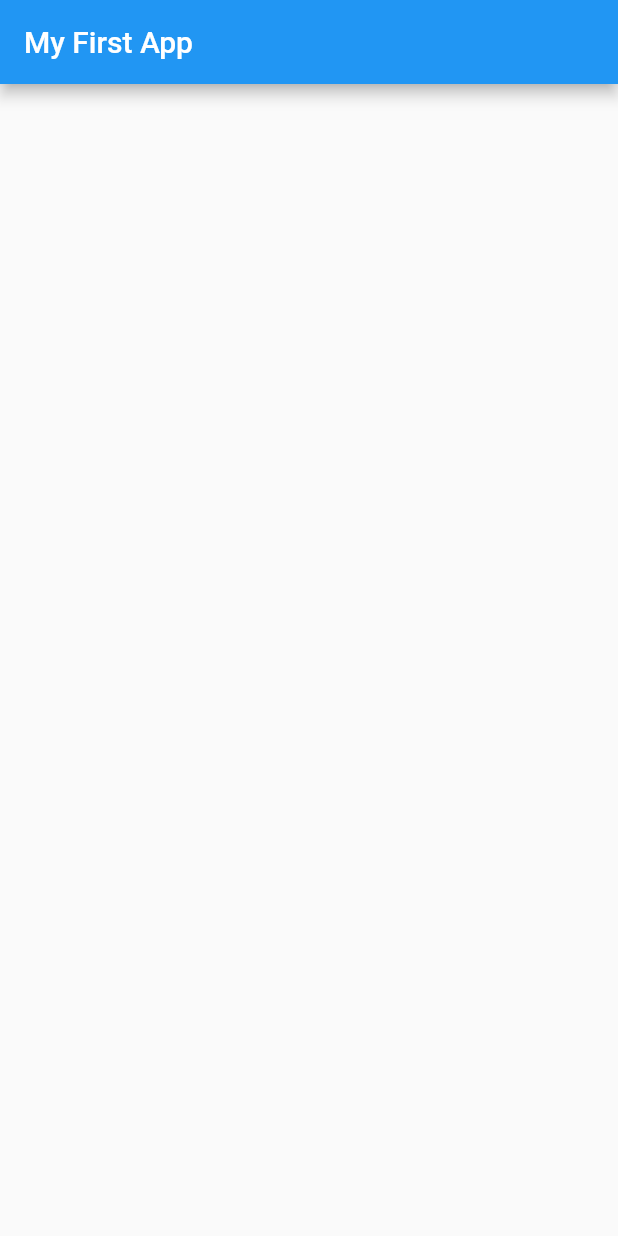
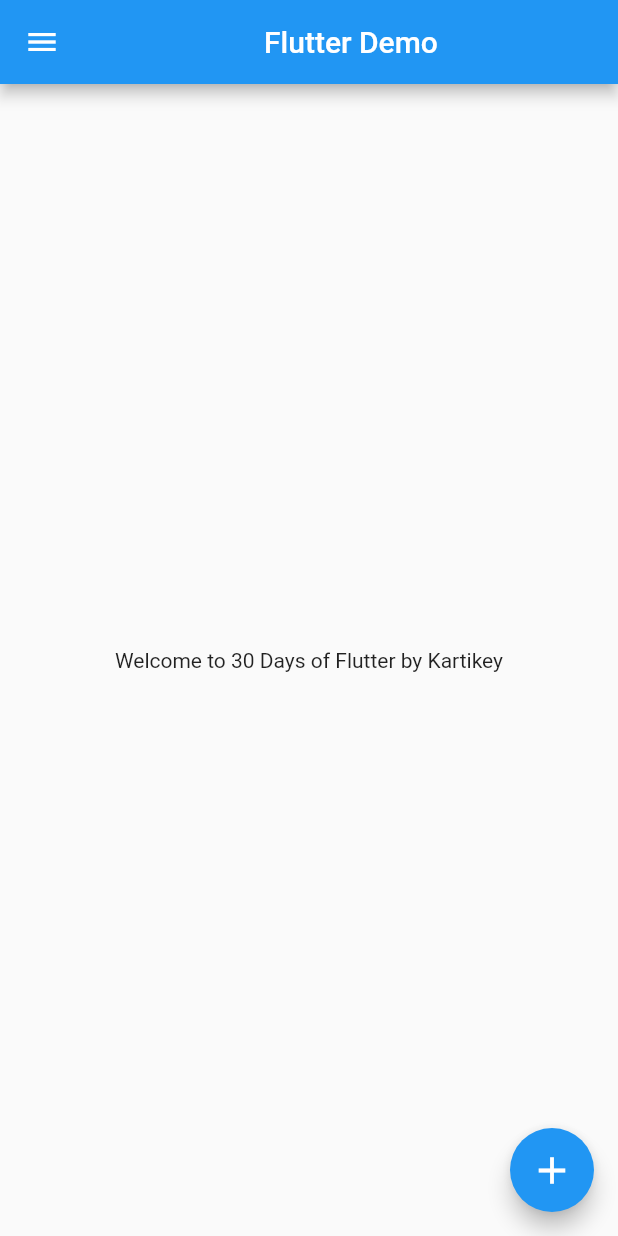
Before and after one commit to Antrimo/30DaysOfFlutter, a Flutter app: the screen it shows after launch, on a phone screen of 412 x 824 dp. Run offline on Flutter 3.47's test engine with Material 2 defaults, Android fonts, the phone set to English and light mode, and no system bars.

Commit message:
Day 2 Completed

```diff
--- /dev/null
+++ b/lib/homepage.dart
@@ -0,0 +1,26 @@
+import 'package:flutter/material.dart';
+
+class Homepage extends StatelessWidget {
+  const Homepage({super.key});
+
+  @override
+  Widget build(BuildContext context) {
+    int days = 30;
+    String name = 'Kartikey';
+    var one = 'Demo';
+    return Scaffold(
+      appBar: AppBar(title: Center(child: Text('Flutter $one'))),
+      body: Center(
+        child: Text('Welcome to $days Days of Flutter by $name'),
+      ),
+      drawer: const Drawer(),
+      floatingActionButton: FloatingActionButton(
+        onPressed: () {},
+        child: const Icon(
+          Icons.add,
+          size: 30,
+        ),
+      ),
+    );
+  }
+}
--- a/lib/main.dart
+++ b/lib/main.dart
@@ -1,3 +1,4 @@
+import 'package:app/homepage.dart';
 import 'package:flutter/material.dart';
 
 void main() {
@@ -9,11 +10,7 @@ class MyApp extends StatelessWidget {
 
   @override
   Widget build(BuildContext context) {
-    return MaterialApp(
-      debugShowCheckedModeBanner: false,
-      home: Scaffold(
-        appBar: AppBar(title: const Text('My First App')),
-      ),
-    );
+    return const MaterialApp(
+        debugShowCheckedModeBanner: false, home: Homepage());
   }
 }
```
